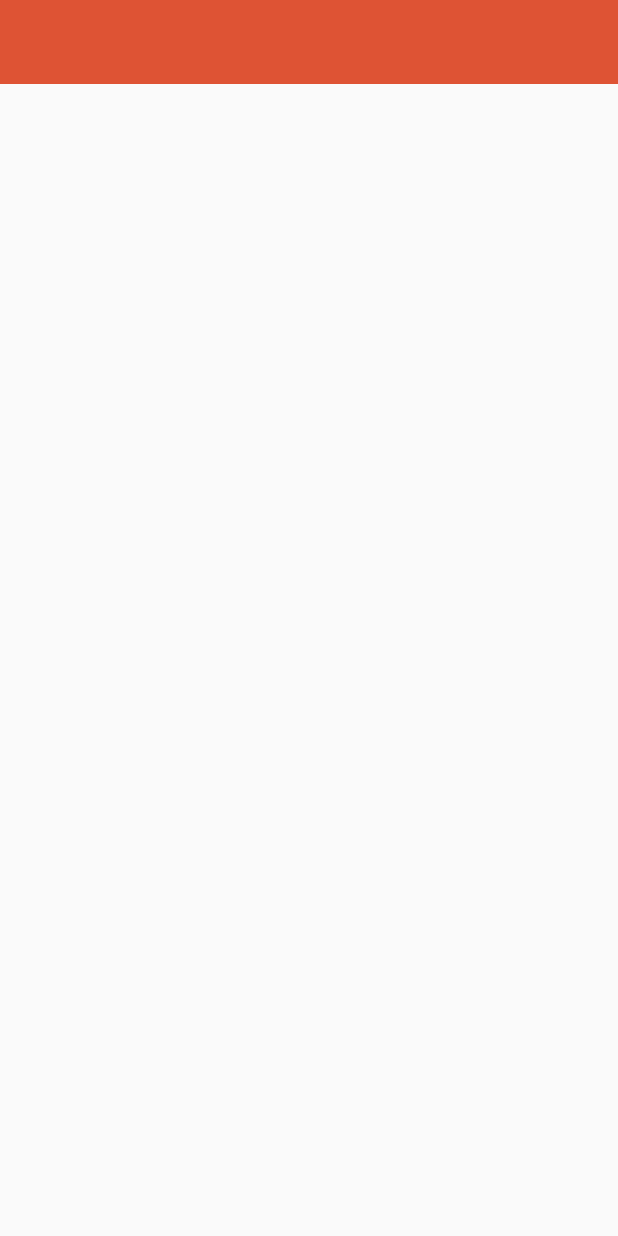
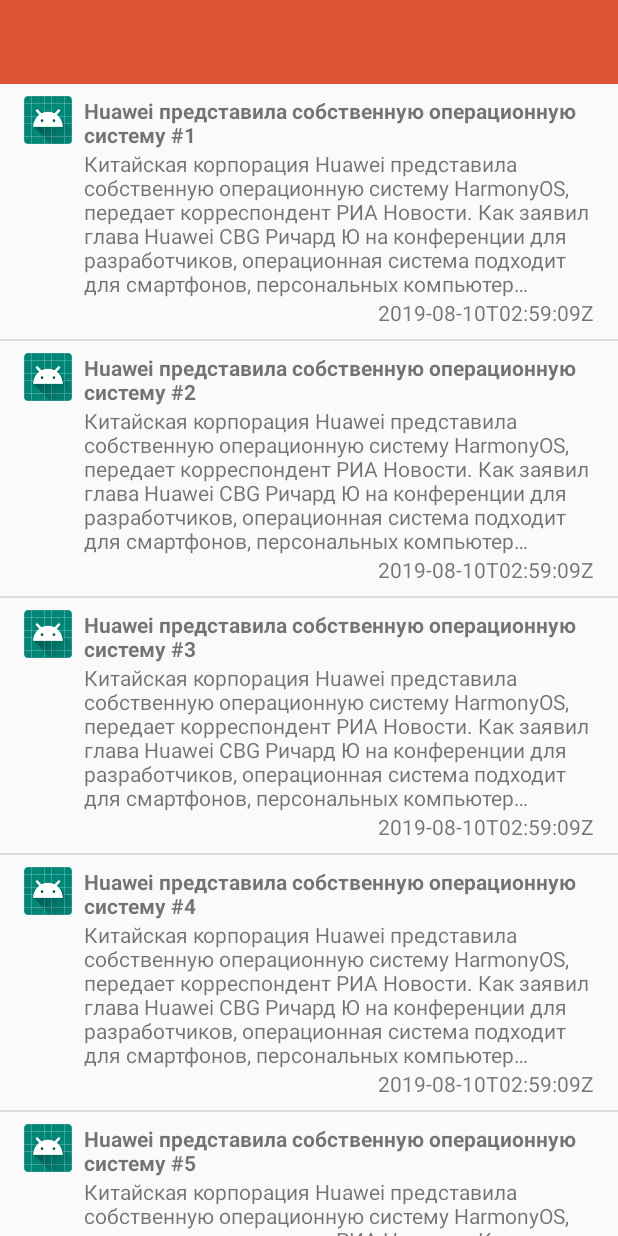
Before and after one commit to CesPaul/TestJob, an Android app: the screen it shows after launch (MainScreen), on a phone screen of 412 x 824 dp. Run offline under Robolectric (Android 15) with nearby library versions, the phone set to English and light mode, and no system bars; libraries missing offline, so code that uses them is left out: com.arellomobile.mvp; 1 statement that could not run was skipped.

Commit message:
Реализовано заполнение RecyclerView тестовыми данными.

```diff
--- a/app/src/main/java/com/cespaul/testjob/mvp/models/NewsDTO.kt
+++ b/app/src/main/java/com/cespaul/testjob/mvp/models/NewsDTO.kt
@@ -1,12 +1,6 @@
 package com.cespaul.testjob.mvp.models
 
-import com.google.gson.annotations.SerializedName
-
-data class NewsDTO (@SerializedName("id") var newsId: Int,
-                    var newsTitle: String, var newsDecription: String,
-                    var newsImage: String, var newsPublishDate: String) {
-
-    override fun toString(): String {
-        return "$newsId $newsTitle $newsDecription $newsImage $newsPublishDate"
-    }
+data class NewsDTO (val newsId: Int,
+                    val newsTitle: String, val newsDecription: String,
+                    val newsImage: String, val newsPublishDate: String) {
 }
--- a/app/src/main/java/com/cespaul/testjob/ui/activities/MainScreen.kt
+++ b/app/src/main/java/com/cespaul/testjob/ui/activities/MainScreen.kt
@@ -2,21 +2,19 @@
 
 import android.os.Bundle
 import android.support.v7.widget.LinearLayoutManager
-import android.support.v7.widget.RecyclerView
-import android.widget.ArrayAdapter
 import android.widget.Toast
 import com.arellomobile.mvp.MvpActivity
 import com.cespaul.testjob.R
-import com.cespaul.testjob.mvp.models.GetNewsService
-import com.cespaul.testjob.mvp.models.NewsDTO
-import com.cespaul.testjob.mvp.models.NewsList
-import com.cespaul.testjob.mvp.models.RetrofitClientInstance
+import com.cespaul.testjob.mvp.models.*
 import com.cespaul.testjob.mvp.views.MainView
 import com.cespaul.testjob.ui.adapters.NewsAdapter
 import kotlinx.android.synthetic.main.activity_main_screen.*
 import retrofit2.Call
 import retrofit2.Callback
 import retrofit2.Response
+import android.support.v7.widget.DividerItemDecoration
+
+
 
 
 class MainScreen : MvpActivity(), MainView {
@@ -26,6 +24,32 @@
     override fun onCreate(savedInstanceState: Bundle?) {
         super.onCreate(savedInstanceState)
         setContentView(R.layout.activity_main_screen)
+
+        val news = mutableListOf<NewsDTO>()
+        for (i in 1..20){
+            news.add(
+                NewsDTO(
+                    0,
+                    "Huawei представила собственную операционную систему #$i",
+                    "Китайская корпорация Huawei представила собственную операционную систему HarmonyOS, " +
+                            "передает корреспондент РИА Новости. " +
+                            "Как заявил глава Huawei CBG Ричард Ю на конференции для разработчиков, " +
+                            "операционная система подходит для смартфонов, персональных компьютер…",
+                    "null",
+                "2019-08-10T02:59:09Z"
+                )
+            )
+        }
+
+        recyclerView.apply {
+            layoutManager = LinearLayoutManager(this@MainScreen)
+            adapter = NewsAdapter(news)
+            val dividerItemDecoration = DividerItemDecoration(
+                recyclerView.context,
+                (layoutManager as LinearLayoutManager).getOrientation()
+            )
+            recyclerView.addItemDecoration(dividerItemDecoration)
+        }
 
         val service = RetrofitClientInstance.retrofitInstance?.create(GetNewsService::class.java)
         val call = service?.getAllNews()
@@ -43,10 +67,12 @@
             }
         })
 
+
+
         /*val recyclerView: RecyclerView = findViewById(R.id.newsRecyclerView)
         recyclerView.hasFixedSize()
         recyclerView.setLayoutManager(LinearLayoutManager(this))
-        recyclerView.adapter = NewsAdapter(allNews, R.layout.row_layout)*/
+        recyclerView.adapter = NewsAdapter(allNews, R.layout.news_row)*/
 
         //val retrofit = Retrofit.Builder().baseUrl(NewsApiService.BaseUrl).addConverterFactory(GsonConverterFactory.create()).build()
     }
--- a/app/src/main/java/com/cespaul/testjob/ui/adapters/NewsAdapter.kt
+++ b/app/src/main/java/com/cespaul/testjob/ui/adapters/NewsAdapter.kt
@@ -1,53 +1,34 @@
 package com.cespaul.testjob.ui.adapters
 
-import android.content.Context
-import android.support.v7.widget.LinearLayoutManager
 import android.support.v7.widget.RecyclerView
 import android.view.LayoutInflater
 import android.view.View
 import android.view.ViewGroup
-import android.widget.TextView
 import com.cespaul.testjob.R
 import com.cespaul.testjob.mvp.models.NewsDTO
-import com.cespaul.testjob.mvp.models.NewsList
-import com.cespaul.testjob.ui.activities.MainScreen
-import kotlinx.android.synthetic.main.activity_main_screen.*
+import kotlinx.android.synthetic.main.news_row.view.*
 
 
-class NewsAdapter{
+class NewsAdapter(private val news: MutableList<NewsDTO>) : RecyclerView.Adapter<NewsAdapter.ViewHolder>(){
 
-    private lateinit var newsList: List<NewsList>
-    private lateinit var context: Context
-
-    constructor(newsList: List<NewsList>, context: Context) {
-        this.newsList = newsList
-        this.context = context
+    override fun onCreateViewHolder(parent: ViewGroup, viewType: Int): ViewHolder {
+        val view = LayoutInflater.from(parent.context).inflate(R.layout.news_row, parent, false)
+        return ViewHolder(view)
     }
 
-    /*override fun onCreateViewHolder(parent: ViewGroup, viewType: Int): ViewHolder {
+    override fun getItemCount() = news.size
 
-        var view = LayoutInflater.from(parent.context).inflate(itemLayout, parent, false)
-        return NewsViewHolder(view)
+    override fun onBindViewHolder(holder: ViewHolder, position: Int) {
+        holder.newsTitle.text = news[position].newsTitle
+        holder.nwwsDescription.text = news[position].newsDecription
+        holder.newsDate.text = news[position].newsPublishDate
     }
 
-    override fun getItemCount(): Int {
-        return newsTemp.size
+    class ViewHolder(view: View) : RecyclerView.ViewHolder(view) {
+        val newsTitle = view.lblNewsTitle
+        val nwwsDescription = view.lblNewsDescription
+        val newsDate = view.lblNewsDate
     }
 
-    override fun onBindViewHolder(holder: NewsViewHolder, position: Int) {
-        var news: NewsDTO = newsTemp.get(position)
-        holder.updateNews(news)
 
-        val newsList = NewsList.get(position)
-    }*/
-
-    class ViewHolder(itemView: View) : RecyclerView.ViewHolder(itemView) {
-
-        lateinit var title: TextView
-
-
-        fun ViewHolder(itemView: View){
-            title = itemView.findViewById<View>(R.id.lblNewsTitle) as TextView
-        }
-    }
 }
--- a/app/src/main/res/layout/activity_main_screen.xml
+++ b/app/src/main/res/layout/activity_main_screen.xml
@@ -10,10 +10,11 @@
     <include layout="@layout/toolbar" android:text="@string/app_name"/>
 
     <android.support.v7.widget.RecyclerView
-
+            android:id="@+id/recyclerView"
             android:layout_width="match_parent"
             android:layout_height="match_parent"
-            android:layout_below="@+id/toolbar_actionbar" android:id="@+id/newsRecyclerView">
+            android:layout_below="@+id/toolbar_actionbar"
+    >
 
     </android.support.v7.widget.RecyclerView>
 
--- /dev/null
+++ b/app/src/main/res/layout/news_row.xml
@@ -0,0 +1,38 @@
+<?xml version="1.0" encoding="utf-8"?>
+<LinearLayout xmlns:android="http://schemas.android.com/apk/res/android" xmlns:tools="http://schemas.android.com/tools"
+              android:orientation="vertical"
+              android:layout_width="match_parent"
+              android:layout_height="wrap_content"
+              android:paddingTop="8dp"
+              android:paddingBottom="8dp"
+              android:paddingStart="16dp"
+              android:paddingEnd="16dp"
+              android:gravity="center_vertical"
+              android:id="@+id/rowNews">
+    <LinearLayout
+            android:orientation="horizontal"
+            android:layout_width="match_parent"
+            android:layout_height="match_parent">
+        <ImageView android:layout_width="32dp"
+                   android:layout_height="32dp"
+                   android:src="@mipmap/ic_launcher" android:id="@+id/imgNewsThumb"/>
+        <LinearLayout
+                android:orientation="vertical"
+                android:layout_width="match_parent"
+                android:layout_height="wrap_content">
+            <TextView android:layout_width="wrap_content"
+                      android:layout_height="wrap_content"
+                      android:layout_marginStart="8dp"
+                      android:id="@+id/lblNewsTitle" android:textStyle="bold"/>
+            <TextView
+                    android:layout_width="wrap_content"
+                    android:layout_height="wrap_content" android:id="@+id/lblNewsDescription" android:layout_weight="1"
+                    android:layout_marginLeft="8dp"/>
+            <TextView
+                    android:layout_width="match_parent"
+                    android:layout_height="wrap_content" android:id="@+id/lblNewsDate" android:layout_marginLeft="8dp"
+                    android:layout_gravity="right" android:foregroundGravity="right" android:gravity="right"/>
+        </LinearLayout>
+    </LinearLayout>
+
+</LinearLayout>
```
Also changed, not shown: app/src/main/res/layout/row_layout.xml (deleted, +0 -22 lines).
